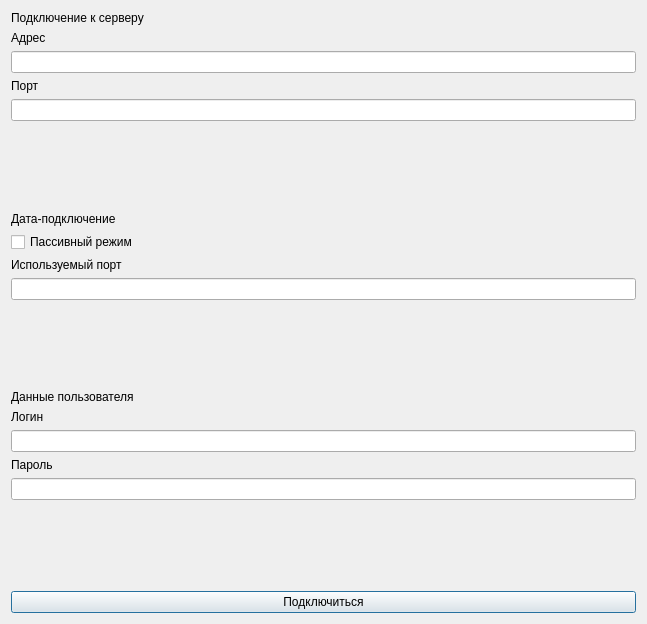
Qt form examples/example-client/ui/connect.ui (IAmProgrammist/CtrlFTP) before a commit.
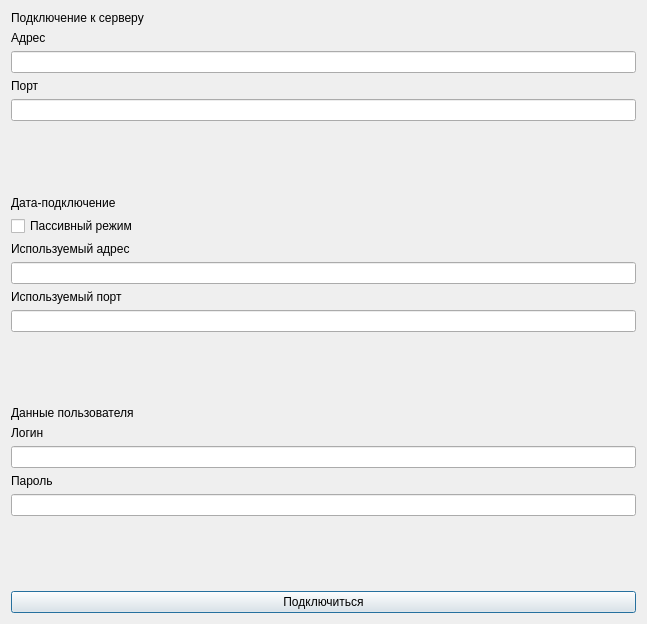
The same form after that commit.

What changed in the file:
```diff
--- a/examples/example-client/ui/connect.ui
+++ b/examples/example-client/ui/connect.ui
@@ -51,7 +51,7 @@
    <item>
     <spacer name="verticalSpacer">
      <property name="orientation">
-      <enum>Qt::Vertical</enum>
+      <enum>Qt::Orientation::Vertical</enum>
      </property>
      <property name="sizeHint" stdset="0">
       <size>
@@ -81,6 +81,18 @@
       </widget>
      </item>
      <item>
+      <layout class="QVBoxLayout" name="dataConnectionInputs">
+       <item>
+        <widget class="QLabel" name="label_9">
+         <property name="text">
+          <string>Используемый адрес</string>
+         </property>
+        </widget>
+       </item>
+       <item>
+        <widget class="QLineEdit" name="inputDataAddress"/>
+       </item>
+       <item>
       <widget class="QLabel" name="label_6">
        <property name="text">
         <string>Используемый порт</string>
@@ -92,10 +104,12 @@
      </item>
     </layout>
    </item>
+    </layout>
+   </item>
    <item>
     <spacer name="verticalSpacer_2">
      <property name="orientation">
-      <enum>Qt::Vertical</enum>
+      <enum>Qt::Orientation::Vertical</enum>
      </property>
      <property name="sizeHint" stdset="0">
       <size>
@@ -142,7 +156,7 @@
    <item>
     <spacer name="verticalSpacer_3">
      <property name="orientation">
-      <enum>Qt::Vertical</enum>
+      <enum>Qt::Orientation::Vertical</enum>
      </property>
      <property name="sizeHint" stdset="0">
       <size>
```
Lines whose indentation alone changed are shown as unchanged.
